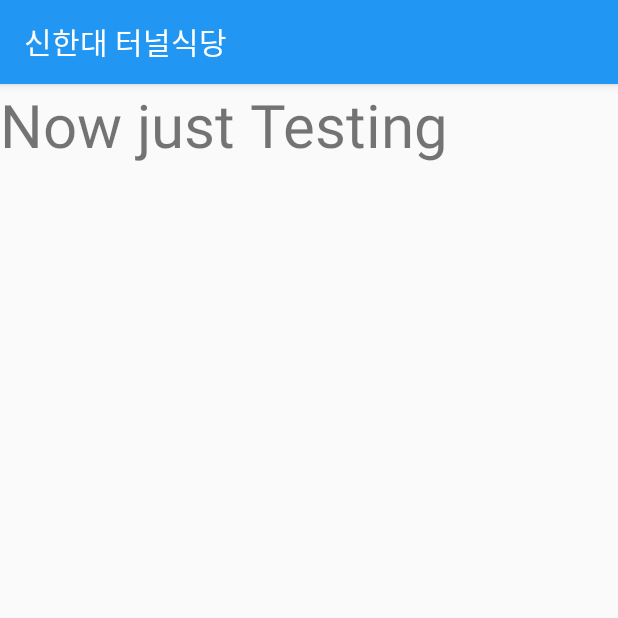
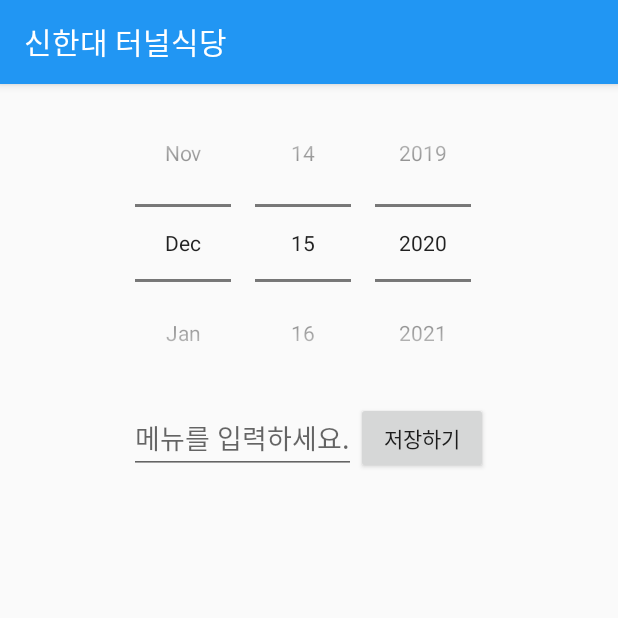
Before and after one commit to hoonjong/Shinhan_food, an Android app: the InputActivity screen opened directly, with no data from a screen before it, on a phone screen of 412 x 824 dp, the top half of it. Run offline under Robolectric (Android 15) with nearby library versions, the phone set to English and light mode, and no system bars.

Commit message:
Revert "첫번째 커밋입니다. -2020.12.10 신한대식당 시작"
2020.12.11 오전 12:49
액션바 안뜨는 문제 해결 : 원인 : 메인액티비에서 extends를 AppCompatActivity 를 안하고, Activity.를 하고 있었음. --> 무슨차이 인지 고민해야 함

2020.12.11 오후 4:41
1.개발자에게 문의하기 --> 이미지로 변경
2.공유하기 --> 플레이스토어에 업로드 후 손봐야 함
3.의뢰자님께서 식단 업로드하실 때 기능 --> Hide로 사용할 예정.  공유하기 버튼 5번 클릭 시 식단 업로드 버튼 활성화 혹은 인텐트로 체인지

2020.12.11 오후 6:00
1.3번 기능 --> 별모양 클릭시 인텐트로 화면 전환해서 메뉴 입력하는 창 까지 성공.  메뉴 입력하는 부분 구현해야 함

2020.12.15 오후 11:25
Test for Exam

```diff
--- a/app/src/main/java/com/jongdroid/shinhan_food/InputActivity.java
+++ b/app/src/main/java/com/jongdroid/shinhan_food/InputActivity.java
@@ -1,15 +1,64 @@
 package com.jongdroid.shinhan_food;
 
+import android.content.Intent;
 import android.os.Bundle;
+import android.view.View;
+import android.widget.Button;
+import android.widget.DatePicker;
+import android.widget.EditText;
+import android.widget.Toast;
 
 import androidx.appcompat.app.AppCompatActivity;
 
+
 public class InputActivity extends AppCompatActivity {
+
     @Override
     protected void onCreate(Bundle savedInstanceState) {
         super.onCreate(savedInstanceState);
         setContentView(R.layout.activity_input);
 
+        final EditText Text1;
+        DatePicker mDate;
+        Button btn1;
+        Text1 = findViewById(R.id.et1);
+        mDate = findViewById(R.id.datePicker);
+        btn1 = findViewById(R.id.btn1);
+
+
+        btn1.setOnClickListener(new View.OnClickListener() {
+            @Override
+            public void onClick(View view) {
+                Intent intent = new Intent(InputActivity.this, MainActivity.class);
+                intent.putExtra("Text1", Text1.getText().toString());// 이 메서드를 통해 데이터를 전달합니다.
+                startActivity(intent);
+            }
+        });
+
+
+        mDate.init(mDate.getYear(), mDate.getMonth(), mDate.getDayOfMonth(),
+
+                new DatePicker.OnDateChangedListener() {
+
+                    //값이 바뀔때마다 텍스트뷰의 값을 바꿔준다.
+
+                    @Override
+
+                    public void onDateChanged(DatePicker view, int year, int monthOfYear,
+
+                                              int dayOfMonth) {
+
+                        //monthOfYear는 0값이 1월을 뜻하므로 1을 더해줌 나머지는 같다.
+                        Intent intent = new Intent(InputActivity.this, MainActivity.class);
+                        intent.putExtra("Text1", Text1.getText().toString());// 이 메서드를 통해 데이터를 전달합니다.
+                        startActivity(intent);
+                        //Edittext Text 지우기
+                        Text1.setText(null);
+                    }
+                });
+
+
+        }
+
 
     }
-}
--- a/app/src/main/res/layout/activity_input.xml
+++ b/app/src/main/res/layout/activity_input.xml
@@ -1,21 +1,47 @@
 <?xml version="1.0" encoding="utf-8"?>
 <LinearLayout xmlns:android="http://schemas.android.com/apk/res/android"
-    android:orientation="vertical" android:layout_width="match_parent"
-    android:layout_height="match_parent">
+    xmlns:app="http://schemas.android.com/apk/res-auto"
+    xmlns:tools="http://schemas.android.com/tools"
+    android:layout_width="match_parent"
+    android:layout_height="match_parent"
+    android:gravity="center_horizontal"
+    android:orientation="vertical"
+    tools:context=".InputActivity">
 
 
-    <TextView
+    <LinearLayout
         android:layout_width="wrap_content"
         android:layout_height="wrap_content"
-        android:textSize="40sp"
-        android:text="Now just Testing"/>
+        android:orientation="horizontal">
 
+        <DatePicker
+            android:id="@+id/datePicker"
+            android:layout_width="wrap_content"
+            android:layout_height="wrap_content"
+            android:layout_gravity="center_horizontal"
+            android:calendarViewShown="false"
+            android:datePickerMode="spinner" />
 
+    </LinearLayout>
 
+    <LinearLayout
+        android:layout_width="wrap_content"
+        android:layout_height="wrap_content"
+        android:orientation="horizontal">
 
+        <EditText
+            android:id="@+id/et1"
+            android:layout_width="wrap_content"
+            android:layout_height="wrap_content"
+            android:layout_gravity="center_horizontal"
+            android:hint="메뉴를 입력하세요."
+            android:textColor="#0E0E0E" />
 
-
-
-
+        <Button
+            android:id="@+id/btn1"
+            android:layout_width="wrap_content"
+            android:layout_height="wrap_content"
+            android:text="저장하기" />
+    </LinearLayout>
 
 </LinearLayout>
```
Also changed, not shown: app/src/main/AndroidManifest.xml (+6 -1 lines), app/src/main/java/com/jongdroid/shinhan_food/MainActivity.java (+50 -2 lines), app/src/main/java/com/jongdroid/shinhan_food/PrepareExam.java (added, +262 -0 lines), app/src/main/res/layout/activity_main.xml (+9 -1 lines), app/src/main/res/layout/activity_prepare_exam.xml (added, +62 -0 lines).
